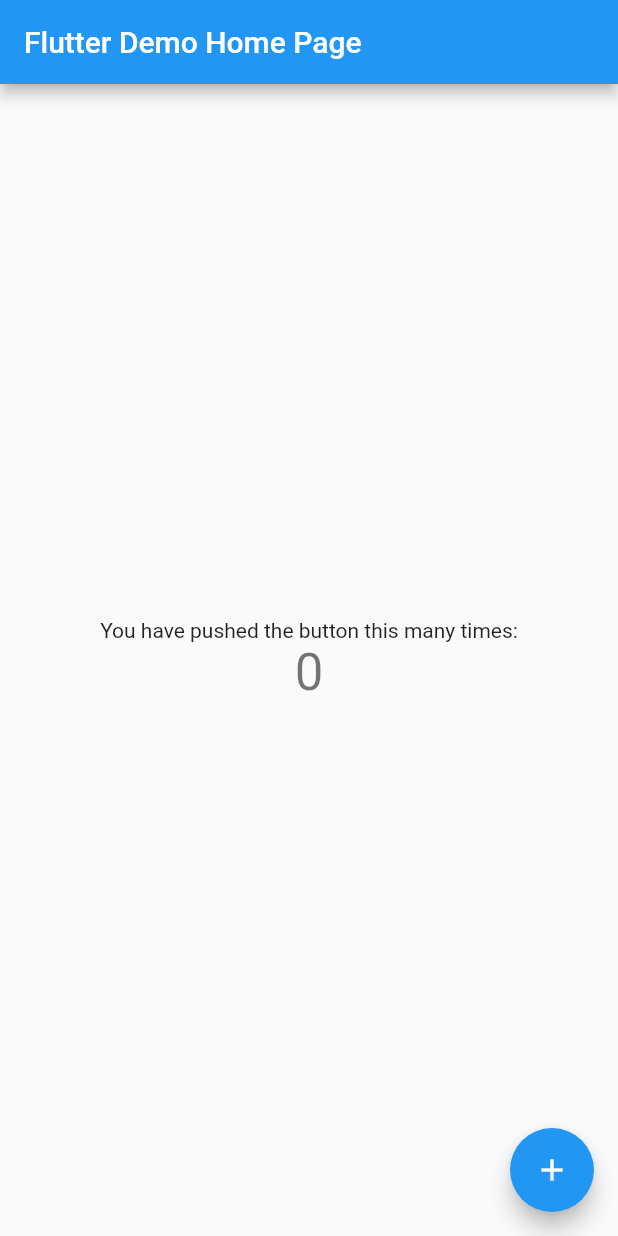
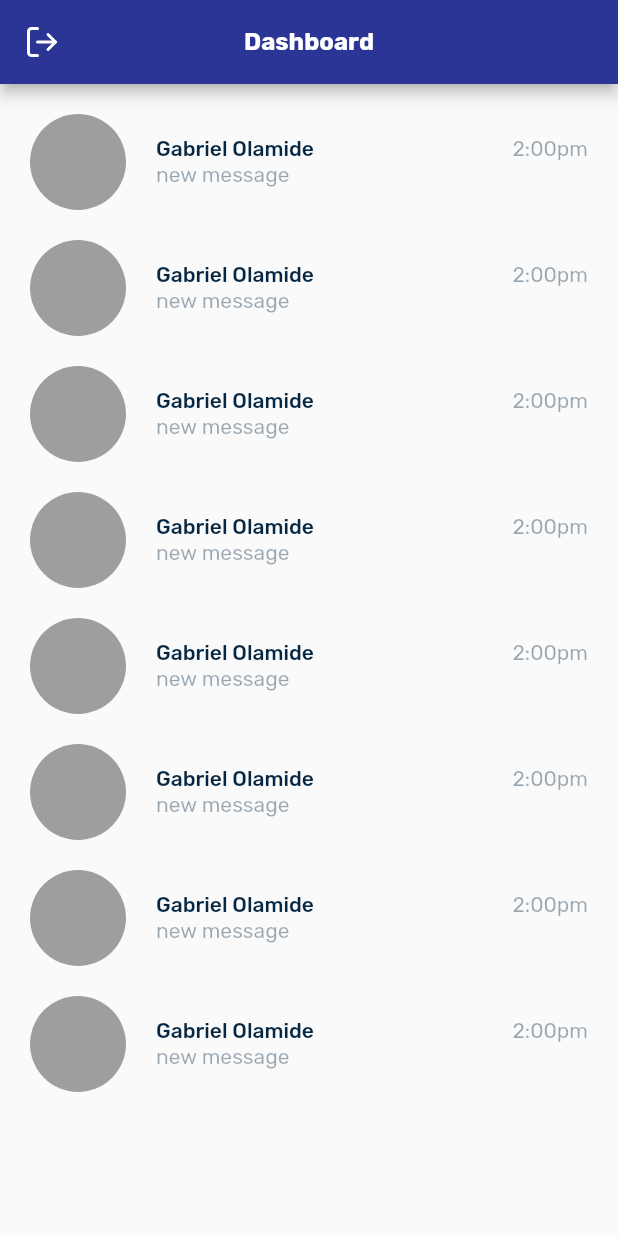
Before and after one commit to lordlamee/Chat-App, a Flutter app: the screen it shows after launch, on a phone screen of 412 x 824 dp. Run offline on Flutter 3.47's test engine with Material 2 defaults, Android fonts, the phone set to English and light mode, and no system bars; our stand-ins replace flutter_icons, google_fonts.

Commit message:
added screens

```diff
--- /dev/null
+++ b/lib/chat_details.dart
@@ -0,0 +1,18 @@
+import 'package:chat_app/widgets.dart';
+import 'package:flutter/material.dart';
+
+class ChatScreen extends StatelessWidget {
+  ChatScreen({this.name});
+  final String name;
+  @override
+  Widget build(BuildContext context) {
+    return Scaffold(
+      appBar: AppBar(
+        backgroundColor: appBarColor,
+        leading: Icon(Icons.arrow_back_ios),
+        title: Text(name,style: appBarTextStyle,),
+        centerTitle: true,
+      ),
+    );
+  }
+}
--- /dev/null
+++ b/lib/chats_screen.dart
@@ -0,0 +1,29 @@
+import 'package:chat_app/widgets.dart';
+import 'package:flutter/material.dart';
+import 'package:flutter_icons/flutter_icons.dart';
+
+class Chats extends StatelessWidget {
+  @override
+  Widget build(BuildContext context) {
+    return Scaffold(
+      appBar: AppBar(
+        backgroundColor: appBarColor,
+        centerTitle: true,
+        leading: Icon(FlutterIcons.log_out_fea),
+        title: Text('Dashboard', style: appBarTextStyle,),
+      ),
+      body: Padding(
+        padding: const EdgeInsets.fromLTRB(20,20,20,0),
+        child: ListView.separated(
+          separatorBuilder: (context,index) => SizedBox(height: 20,),
+          itemBuilder: (context, index) => ChatTile(
+            name: 'Gabriel Olamide',
+            messageTime: '2:00pm',
+            messagePreview: 'new message',
+          ),
+          itemCount: 8,
+        ),
+      ),
+    );
+  }
+}
--- a/lib/main.dart
+++ b/lib/main.dart
@@ -1,117 +1,14 @@
 import 'package:flutter/material.dart';
+import 'chats_screen.dart';
 
 void main() {
-  runApp(MyApp());
+  runApp(ChatApp());
 }
-
-class MyApp extends StatelessWidget {
-  // This widget is the root of your application.
+class ChatApp extends StatelessWidget {
   @override
   Widget build(BuildContext context) {
     return MaterialApp(
-      title: 'Flutter Demo',
-      theme: ThemeData(
-        // This is the theme of your application.
-        //
-        // Try running your application with "flutter run". You'll see the
-        // application has a blue toolbar. Then, without quitting the app, try
-        // changing the primarySwatch below to Colors.green and then invoke
-        // "hot reload" (press "r" in the console where you ran "flutter run",
-        // or simply save your changes to "hot reload" in a Flutter IDE).
-        // Notice that the counter didn't reset back to zero; the application
-        // is not restarted.
-        primarySwatch: Colors.blue,
-        // This makes the visual density adapt to the platform that you run
-        // the app on. For desktop platforms, the controls will be smaller and
-        // closer together (more dense) than on mobile platforms.
-        visualDensity: VisualDensity.adaptivePlatformDensity,
-      ),
-      home: MyHomePage(title: 'Flutter Demo Home Page'),
+      home: Chats(),
     );
   }
 }
-
-class MyHomePage extends StatefulWidget {
-  MyHomePage({Key key, this.title}) : super(key: key);
-
-  // This widget is the home page of your application. It is stateful, meaning
-  // that it has a State object (defined below) that contains fields that affect
-  // how it looks.
-
-  // This class is the configuration for the state. It holds the values (in this
-  // case the title) provided by the parent (in this case the App widget) and
-  // used by the build method of the State. Fields in a Widget subclass are
-  // always marked "final".
-
-  final String title;
-
-  @override
-  _MyHomePageState createState() => _MyHomePageState();
-}
-
-class _MyHomePageState extends State<MyHomePage> {
-  int _counter = 0;
-
-  void _incrementCounter() {
-    setState(() {
-      // This call to setState tells the Flutter framework that something has
-      // changed in this State, which causes it to rerun the build method below
-      // so that the display can reflect the updated values. If we changed
-      // _counter without calling setState(), then the build method would not be
-      // called again, and so nothing would appear to happen.
-      _counter++;
-    });
-  }
-
-  @override
-  Widget build(BuildContext context) {
-    // This method is rerun every time setState is called, for instance as done
-    // by the _incrementCounter method above.
-    //
-    // The Flutter framework has been optimized to make rerunning build methods
-    // fast, so that you can just rebuild anything that needs updating rather
-    // than having to individually change instances of widgets.
-    return Scaffold(
-      appBar: AppBar(
-        // Here we take the value from the MyHomePage object that was created by
-        // the App.build method, and use it to set our appbar title.
-        title: Text(widget.title),
-      ),
-      body: Center(
-        // Center is a layout widget. It takes a single child and positions it
-        // in the middle of the parent.
-        child: Column(
-          // Column is also a layout widget. It takes a list of children and
-          // arranges them vertically. By default, it sizes itself to fit its
-          // children horizontally, and tries to be as tall as its parent.
-          //
-          // Invoke "debug painting" (press "p" in the console, choose the
-          // "Toggle Debug Paint" action from the Flutter Inspector in Android
-          // Studio, or the "Toggle Debug Paint" command in Visual Studio Code)
-          // to see the wireframe for each widget.
-          //
-          // Column has various properties to control how it sizes itself and
-          // how it positions its children. Here we use mainAxisAlignment to
-          // center the children vertically; the main axis here is the vertical
-          // axis because Columns are vertical (the cross axis would be
-          // horizontal).
-          mainAxisAlignment: MainAxisAlignment.center,
-          children: <Widget>[
-            Text(
-              'You have pushed the button this many times:',
-            ),
-            Text(
-              '$_counter',
-              style: Theme.of(context).textTheme.headline4,
-            ),
-          ],
-        ),
-      ),
-      floatingActionButton: FloatingActionButton(
-        onPressed: _incrementCounter,
-        tooltip: 'Increment',
-        child: Icon(Icons.add),
-      ), // This trailing comma makes auto-formatting nicer for build methods.
-    );
-  }
-}
--- /dev/null
+++ b/lib/widgets.dart
@@ -0,0 +1,78 @@
+import 'package:chat_app/chat_details.dart';
+import 'package:flutter/cupertino.dart';
+import 'package:flutter/material.dart';
+import 'package:google_fonts/google_fonts.dart';
+
+const appBarColor = Color(0xFF2B3595);
+const textColor = Color(0xFF062743);
+final appBarTextStyle = GoogleFonts.rubik(
+  fontWeight: FontWeight.bold,
+  fontSize: 16,
+);
+
+class ChatTile extends StatelessWidget {
+  ChatTile({this.image, this.name, this.messageTime, this.messagePreview});
+
+  final ImageProvider image;
+  final String name;
+  final String messageTime;
+  final String messagePreview;
+
+  @override
+  Widget build(BuildContext context) {
+    return InkResponse(
+      onTap: (){
+        Navigator.push(context, CupertinoPageRoute(
+          builder: (context) => ChatScreen(name: name,)
+        ),);
+      },
+      child: Row(
+        children: <Widget>[
+          Container(
+            height: 64,
+            width: 64,
+            decoration: BoxDecoration(
+              color: Colors.grey,
+              shape: BoxShape.circle,
+              //image: DecorationImage(image: image),
+            ),
+          ),
+          SizedBox(
+            width: 20,
+          ),
+          Expanded(
+            child: Column(
+              crossAxisAlignment: CrossAxisAlignment.start,
+              mainAxisAlignment: MainAxisAlignment.spaceAround,
+              children: <Widget>[
+                Row(
+                  mainAxisAlignment: MainAxisAlignment.spaceBetween,
+                  children: <Widget>[
+                    Text(
+                      name,
+                      style: GoogleFonts.rubik(
+                        color: textColor,
+                        fontWeight: FontWeight.w500,
+                      ),
+                    ),
+                    Text(messageTime,style: GoogleFonts.rubik(color: textColor.withOpacity(0.4),),)
+                  ],
+                ),
+                Text(messagePreview,style: GoogleFonts.rubik(color: textColor.withOpacity(0.4),),)
+              ],
+            ),
+          ),
+        ],
+      ),
+    );
+  }
+}
+
+class TextBox extends StatelessWidget {
+  @override
+  Widget build(BuildContext context) {
+    return Container(
+      decoration: BoxDecoration(),
+    );
+  }
+}
--- a/pubspec.yaml
+++ b/pubspec.yaml
@@ -28,6 +28,8 @@ dependencies:
   # The following adds the Cupertino Icons font to your application.
   # Use with the CupertinoIcons class for iOS style icons.
   cupertino_icons: ^0.1.3
+  google_fonts: ^1.1.0
+  flutter_icons: ^1.1.0
 
 dev_dependencies:
   flutter_test:
```
Also changed, not shown: pubspec.lock.
